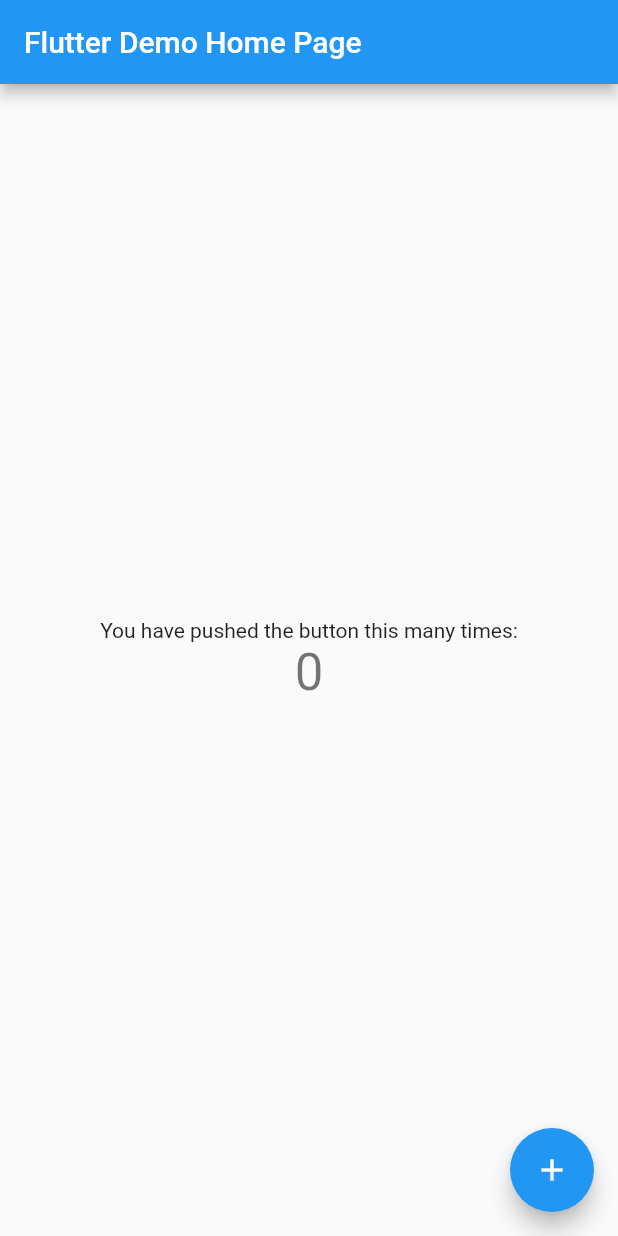
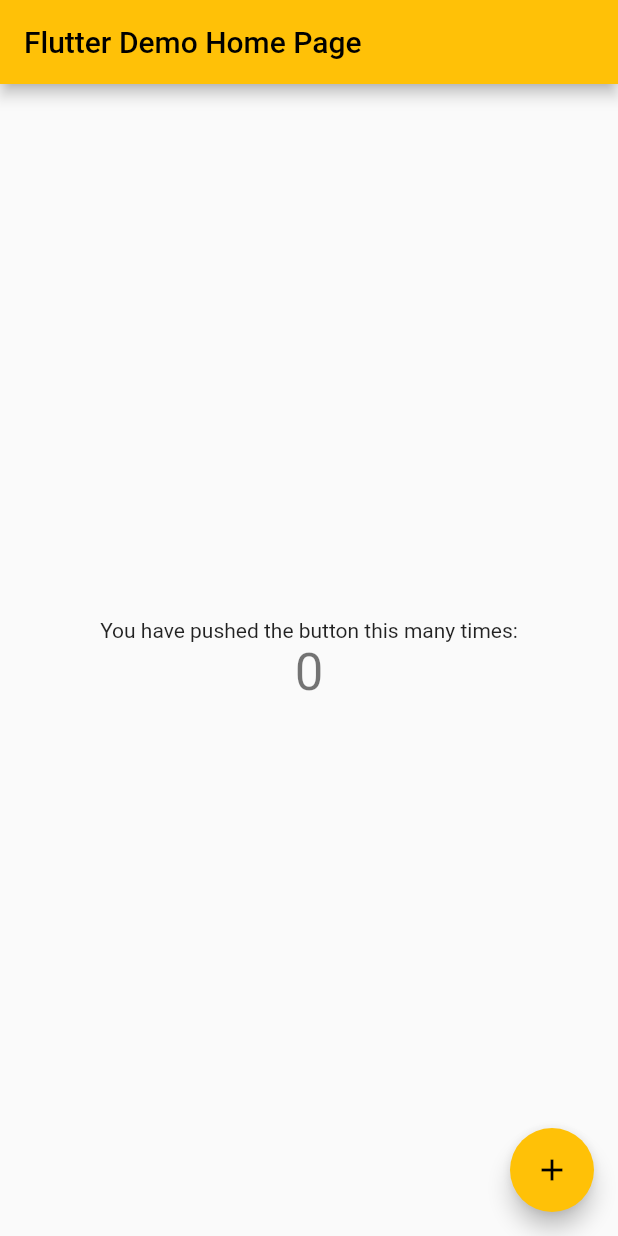
Before and after one commit to jenny850113/test_new, a Flutter app: the screen it shows after launch, on a phone screen of 412 x 824 dp. Run offline on Flutter 3.47's test engine with Material 2 defaults, Android fonts, the phone set to English and light mode, and no system bars.

Commit message:
Update main.dart
feat: change title and color

```diff
--- a/lib/main.dart
+++ b/lib/main.dart
@@ -11,7 +11,7 @@ class MyApp extends StatelessWidget {
   @override
   Widget build(BuildContext context) {
     return MaterialApp(
-      title: 'Flutter Demo',
+      title: 'BenQ Demo:Jenny Test',
       theme: ThemeData(
         // This is the theme of your application.
         //
@@ -22,7 +22,7 @@ class MyApp extends StatelessWidget {
         // or simply save your changes to "hot reload" in a Flutter IDE).
         // Notice that the counter didn't reset back to zero; the application
         // is not restarted.
-        primarySwatch: Colors.blue,
+        primarySwatch: Colors.amber,
       ),
       home: const MyHomePage(title: 'Flutter Demo Home Page'),
     );
```
